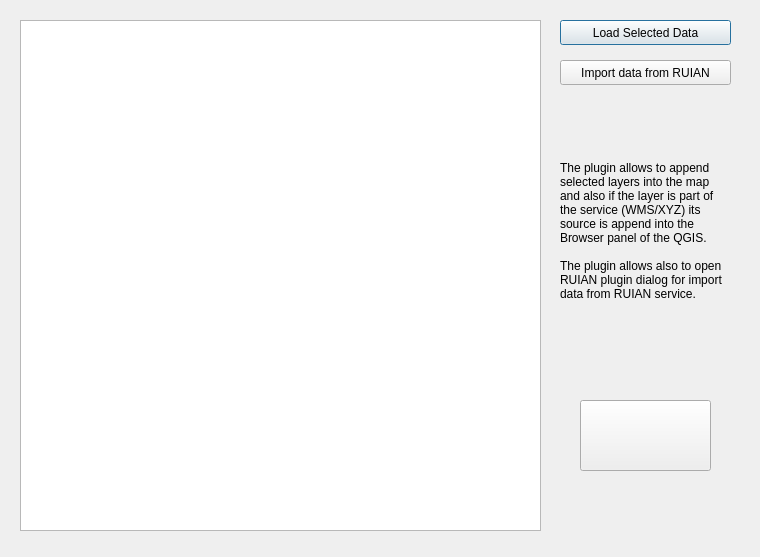
Above: Geo_Data_dialog_base.ui from kva0064/czech_slovak_freegeodata before the change. Below: the same form after it.
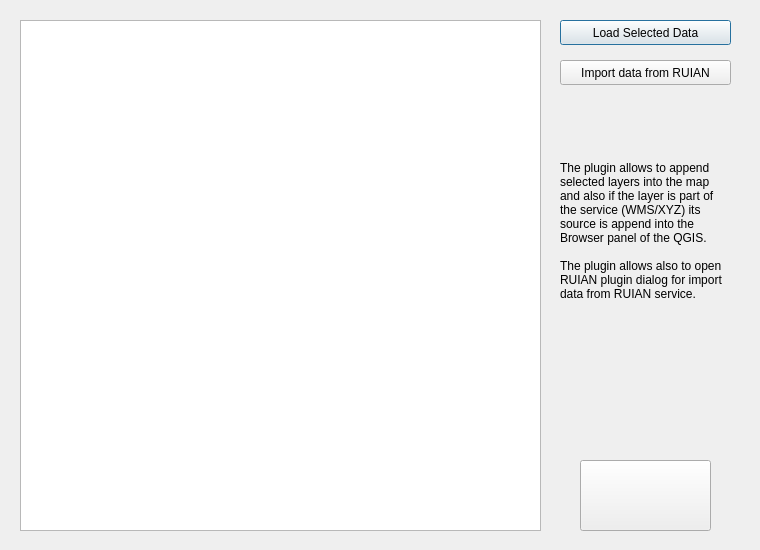
That is the form after the change. Icons and pictures are not drawn.

Commit message: Fix missing label.

Patch:
```diff
--- a/Geo_Data_dialog_base.ui
+++ b/Geo_Data_dialog_base.ui
@@ -7,7 +7,7 @@
     <x>0</x>
     <y>0</y>
     <width>760</width>
-    <height>557</height>
+    <height>550</height>
    </rect>
   </property>
   <property name="windowTitle">
@@ -82,7 +82,7 @@
    <property name="geometry">
     <rect>
      <x>580</x>
-     <y>400</y>
+     <y>460</y>
      <width>131</width>
      <height>71</height>
     </rect>
@@ -98,6 +98,22 @@
     </size>
    </property>
   </widget>
+  <widget class="QLabel" name="labelRuianError">
+   <property name="geometry">
+    <rect>
+     <x>560</x>
+     <y>360</y>
+     <width>171</width>
+     <height>61</height>
+    </rect>
+   </property>
+   <property name="text">
+    <string/>
+   </property>
+   <property name="wordWrap">
+    <bool>true</bool>
+   </property>
+  </widget>
  </widget>
  <resources/>
  <connections/>
```
The commit also changes 7 other files.
